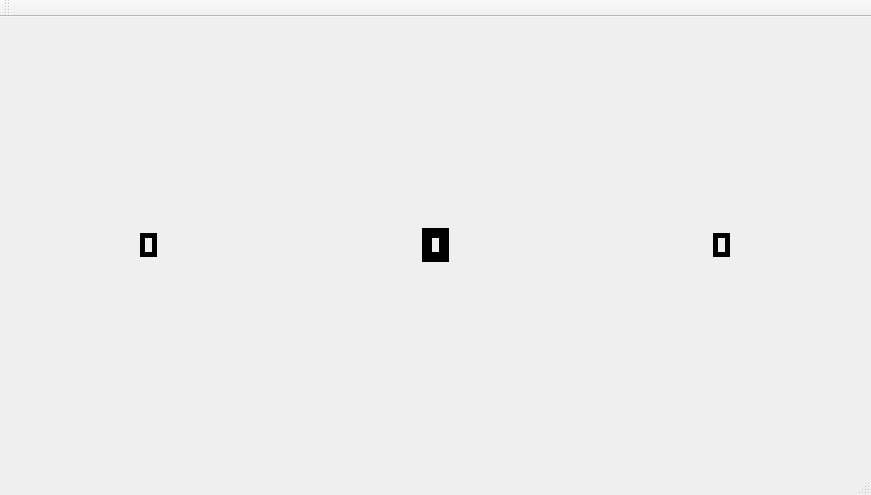
First picture: the form in source/manuelltagwindow.ui, repository BioroboticsLab/deeplocalizer-classifier, before the edit.
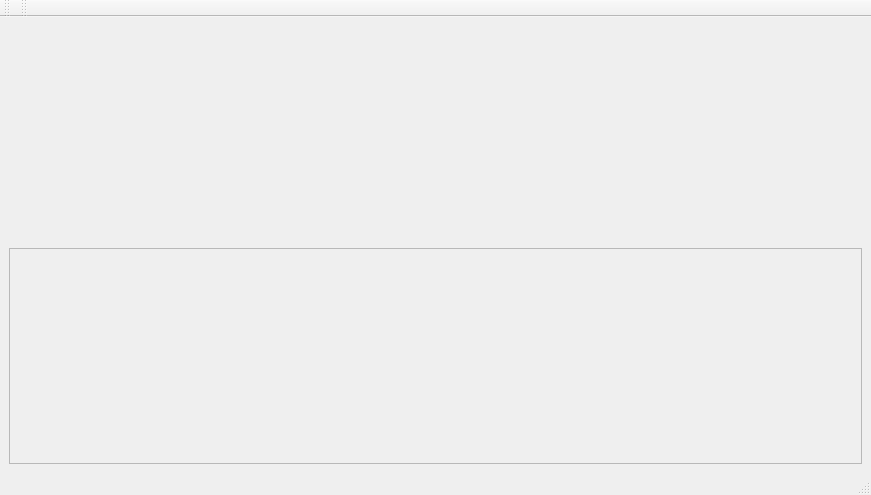
Second picture: the form after the edit. Custom widgets are drawn as their Qt base class.

Commit message: use shared_ptr for Tags and new qt design

```diff
--- a/source/manuelltagwindow.ui
+++ b/source/manuelltagwindow.ui
@@ -29,33 +29,8 @@
      <verstretch>0</verstretch>
     </sizepolicy>
    </property>
-   <layout class="QHBoxLayout" name="horizontalLayout">
-    <item alignment="Qt::AlignHCenter|Qt::AlignVCenter">
-     <widget class="ImageTagWidget" name="imagetag_left">
-      <property name="sizePolicy">
-       <sizepolicy hsizetype="MinimumExpanding" vsizetype="MinimumExpanding">
-        <horstretch>0</horstretch>
-        <verstretch>0</verstretch>
-       </sizepolicy>
-      </property>
-      <property name="frameShape">
-       <enum>QFrame::Box</enum>
-      </property>
-      <property name="lineWidth">
-       <number>5</number>
-      </property>
-      <property name="midLineWidth">
-       <number>6</number>
-      </property>
-      <property name="text">
-       <string/>
-      </property>
-      <property name="scaledContents">
-       <bool>true</bool>
-      </property>
-     </widget>
-    </item>
-    <item alignment="Qt::AlignHCenter|Qt::AlignVCenter">
+   <layout class="QVBoxLayout" name="verticalLayout">
+    <item>
      <widget class="ImageTagWidget" name="imagetag_center">
       <property name="sizePolicy">
        <sizepolicy hsizetype="MinimumExpanding" vsizetype="MinimumExpanding">
@@ -64,36 +39,41 @@
        </sizepolicy>
       </property>
       <property name="frameShape">
-       <enum>QFrame::Box</enum>
+       <enum>QFrame::NoFrame</enum>
       </property>
       <property name="frameShadow">
        <enum>QFrame::Plain</enum>
       </property>
       <property name="lineWidth">
-       <number>10</number>
+       <number>0</number>
       </property>
       <property name="text">
        <string/>
       </property>
      </widget>
     </item>
-    <item alignment="Qt::AlignHCenter|Qt::AlignVCenter">
-     <widget class="ImageTagWidget" name="imagetag_right">
-      <property name="sizePolicy">
-       <sizepolicy hsizetype="MinimumExpanding" vsizetype="MinimumExpanding">
-        <horstretch>0</horstretch>
-        <verstretch>0</verstretch>
-       </sizepolicy>
+    <item>
+     <widget class="QScrollArea" name="latestScrollArea">
+      <property name="widgetResizable">
+       <bool>true</bool>
       </property>
-      <property name="frameShape">
-       <enum>QFrame::Box</enum>
-      </property>
-      <property name="lineWidth">
-       <number>5</number>
-      </property>
-      <property name="text">
-       <string/>
-      </property>
+      <widget class="QWidget" name="latestTags">
+       <property name="geometry">
+        <rect>
+         <x>0</x>
+         <y>0</y>
+         <width>851</width>
+         <height>205</height>
+        </rect>
+       </property>
+       <property name="sizePolicy">
+        <sizepolicy hsizetype="MinimumExpanding" vsizetype="MinimumExpanding">
+         <horstretch>0</horstretch>
+         <verstretch>0</verstretch>
+        </sizepolicy>
+       </property>
+       <layout class="QGridLayout" name="gridLayout_3"/>
+      </widget>
      </widget>
     </item>
    </layout>
@@ -120,6 +100,17 @@
     <bool>false</bool>
    </attribute>
   </widget>
+  <widget class="QToolBar" name="toolBar_2">
+   <property name="windowTitle">
+    <string>toolBar_2</string>
+   </property>
+   <attribute name="toolBarArea">
+    <enum>TopToolBarArea</enum>
+   </attribute>
+   <attribute name="toolBarBreak">
+    <bool>false</bool>
+   </attribute>
+  </widget>
  </widget>
  <customwidgets>
   <customwidget>
```
The commit also changes 2 other files.
